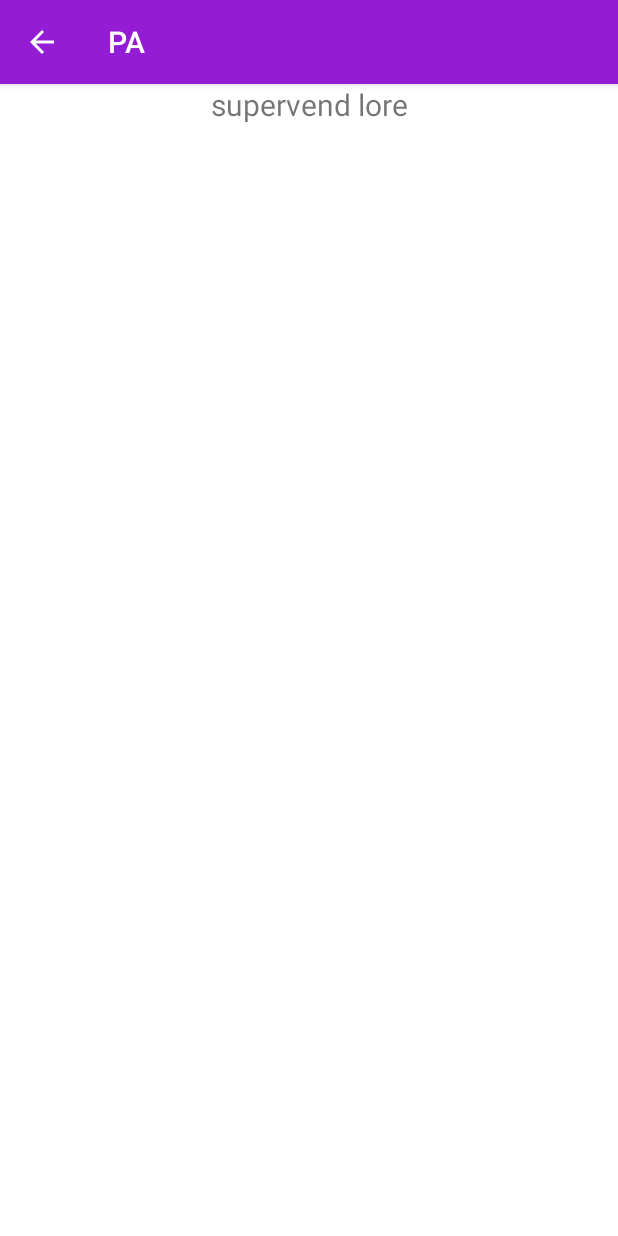
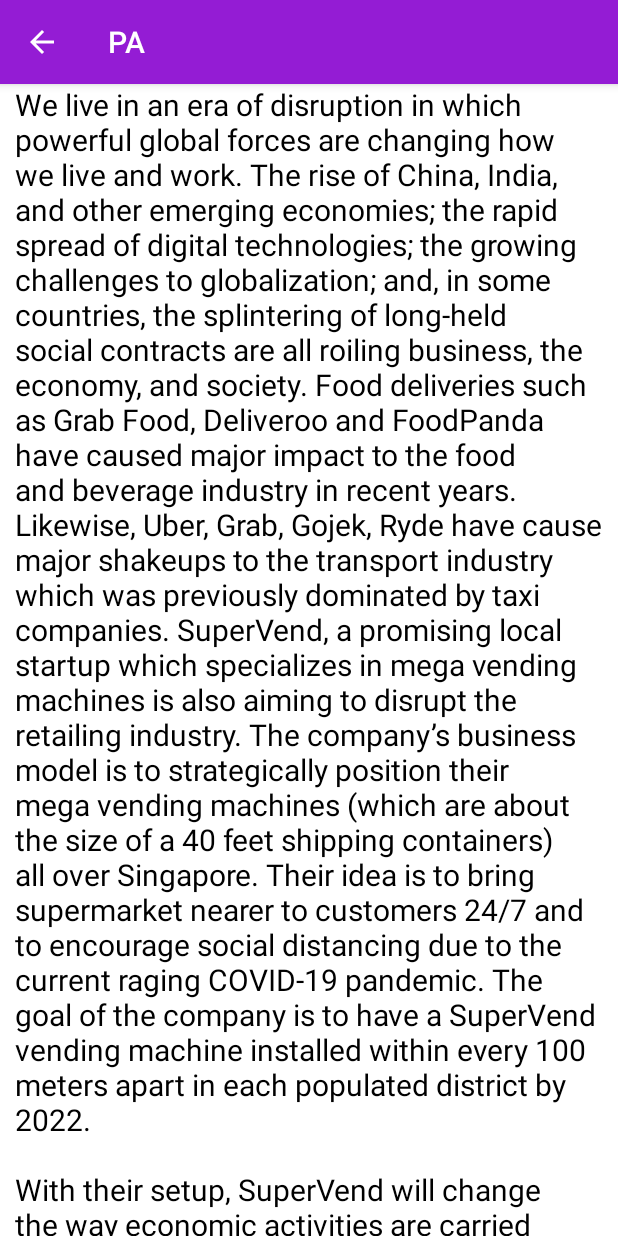
Before and after one commit to hemisemidemipresent/Pairwork-PA, an Android app: the AboutActivity screen opened directly, with no data from a screen before it, on a phone screen of 412 x 824 dp. Run offline under Robolectric (Android 15) with nearby library versions, the phone set to English and light mode, and no system bars.

Commit message:
supervend lore

```diff
--- a/app/src/main/res/layout/activity_about.xml
+++ b/app/src/main/res/layout/activity_about.xml
@@ -3,13 +3,21 @@
     xmlns:app="http://schemas.android.com/apk/res-auto"
     android:layout_width="match_parent"
     android:layout_height="match_parent">
+
+    <androidx.core.widget.NestedScrollView
+        android:layout_width="match_parent"
+        android:layout_height="match_parent">
+
         <TextView
             android:id="@+id/about"
+            android:textColor="?colorOnSecondary"
+            android:layout_marginStart="10sp"
+            android:layout_marginEnd="10sp"
             android:layout_width="match_parent"
             android:layout_height="match_parent"
             android:text="@string/supervend_lore"
-        android:textAlignment="center"
             android:textSize="20sp"
             app:layout_constraintEnd_toEndOf="parent"
             app:layout_constraintStart_toStartOf="parent" />
+    </androidx.core.widget.NestedScrollView>
 </androidx.constraintlayout.widget.ConstraintLayout>
--- a/app/src/main/res/values/strings.xml
+++ b/app/src/main/res/values/strings.xml
@@ -6,5 +6,38 @@
     <string name="enter_signup_details">Enter Signup Details:</string>
     <string name="enter_username">Enter Username</string>
     <string name="enter_password">Enter Password</string>
-    <string name="supervend_lore">supervend lore</string>
+    <string name="supervend_lore">We live in an era of disruption in which powerful global forces are changing how we live and work.
+The rise of China, India, and other emerging economies; the rapid spread of digital technologies;
+the growing challenges to globalization; and, in some countries, the splintering of long-held social
+contracts are all roiling business, the economy, and society. Food deliveries such as Grab Food,
+Deliveroo and FoodPanda have caused major impact to the food and beverage industry in recent
+years. Likewise, Uber, Grab, Gojek, Ryde have cause major shakeups to the transport industry
+which was previously dominated by taxi companies.
+SuperVend, a promising local startup which specializes in mega vending machines is also aiming
+to disrupt the retailing industry. The company’s business model is to strategically position their
+mega vending machines (which are about the size of a 40 feet shipping containers) all over
+Singapore. Their idea is to bring supermarket nearer to customers 24/7 and to encourage social
+distancing due to the current raging COVID-19 pandemic. The goal of the company is to have a
+SuperVend vending machine installed within every 100 meters apart in each populated district
+by 2022.\n\nWith their setup, SuperVend will change the way economic activities are carried out within each
+satellite town. This new innovative concept of putting “supermarket in a box”, will cause even
+greater disruptions to society and lifestyle. Coffee shops, provision shops, hardware shops,
+electronics shops, fruit sellers, confectioneries, florists, fishmongers, butchers, hawkers, etc. will
+soon be affected by this new disruption\n\nInternally, the fully automated vending machines are fitted with complex conveyors belt systems
+that will convey, pack, and dispense products to customers. The architectural setup of the
+vending machines can be expanded laterally or stack up vertically to cater to more varieties and
+accommodate additional storage demands. Another feature of the Supervend machines is that it
+can integrate several types of products such as food (fruits, vegetables, canned, cakes, chicken,
+bread, etc), beverages, detergents, electronic gadgets, toys, clothes, books, medicine, flowers,
+and many more products all within the vending machine.\n\nDue to its large surface area of the vending machines, multiple large screen panels can be
+installed around it. From a business perspective, this offers opportunities to sell advertisement
+space which could generate huge revenues for the company. Besides putting up promotions for
+their own products, these panels can also be used by other companies to subscribe to its
+advertisement spaces for marketing.\n\nAs a startup, the company is looking for talented programmers to join them as developers. Instead
+of the traditional job application process to employ staff, they will be launching a programming
+competition to source for talents. The competition requires the participant to building a front-end
+GUI system to allow customers to select and purchase products listed in their vending machines.
+In addition, a secure interface to allow staff to replenish their inventories, view transaction
+records, analyze sales figures and post advertisement posters/videos. Winner of the competition
+will be given a significantly large amount of prize money as reward and a job offer.</string>
 </resources>
```
Lines whose indentation alone changed are shown as unchanged.
